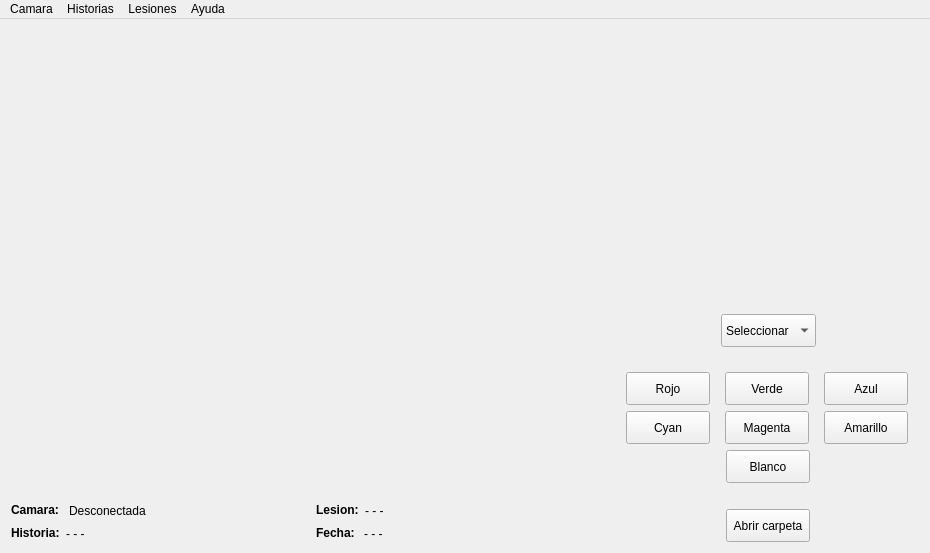
Above: mainwindow.ui from Gabrielnz/pasantia-CIMBUC before the change. Below: the same form after it.
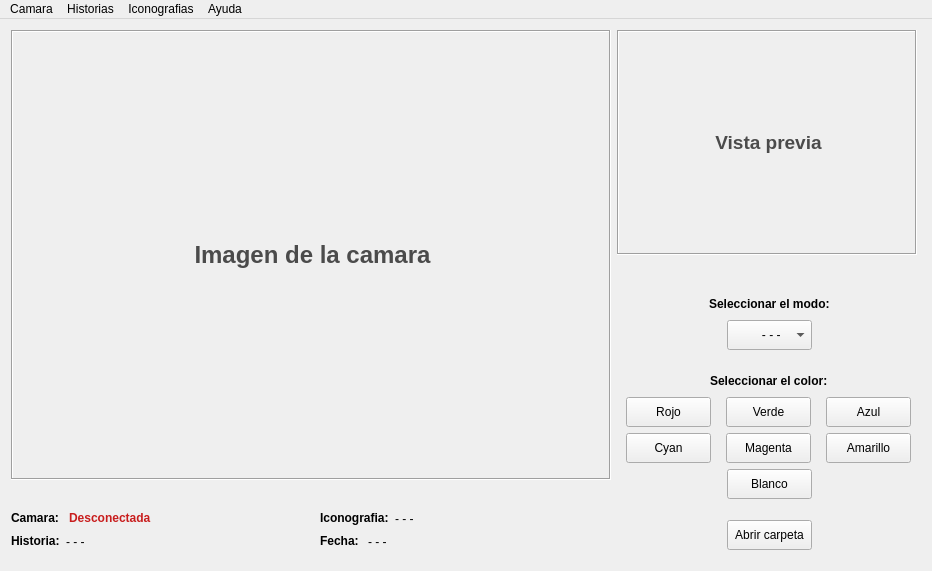
That is the form after the change.

Diff of the .ui file:
```diff
--- a/mainwindow.ui
+++ b/mainwindow.ui
@@ -6,16 +6,18 @@
    <rect>
     <x>0</x>
     <y>0</y>
-    <width>930</width>
-    <height>553</height>
+    <width>932</width>
+    <height>571</height>
    </rect>
   </property>
   <property name="windowTitle">
    <string>Dermasoft</string>
   </property>
   <widget class="QWidget" name="centralWidget">
-   <layout class="QGridLayout" name="gridLayout">
+   <layout class="QGridLayout" name="gridLayout_2">
     <item row="0" column="0">
+     <layout class="QVBoxLayout" name="verticalLayout_7">
+      <item>
      <layout class="QHBoxLayout" name="horizontalLayout_11">
       <item>
        <layout class="QVBoxLayout" name="verticalLayout_6">
@@ -36,8 +38,14 @@
           <property name="autoFillBackground">
            <bool>true</bool>
           </property>
+            <property name="frameShape">
+             <enum>QFrame::Box</enum>
+            </property>
+            <property name="frameShadow">
+             <enum>QFrame::Sunken</enum>
+            </property>
           <property name="text">
-           <string>&lt;html&gt;&lt;head/&gt;&lt;body&gt;&lt;p align=&quot;center&quot;&gt;&lt;br/&gt;&lt;/p&gt;&lt;/body&gt;&lt;/html&gt;</string>
+             <string>&lt;html&gt;&lt;head/&gt;&lt;body&gt;&lt;p align=&quot;center&quot;&gt;&lt;span style=&quot; font-size:18pt; font-weight:600; color:#4b4b4b;&quot;&gt;Imagen de la camara&lt;/span&gt;&lt;/p&gt;&lt;/body&gt;&lt;/html&gt;</string>
           </property>
          </widget>
         </item>
@@ -70,7 +78,10 @@
               <item>
                <widget class="QLabel" name="etqInfoEstado">
                 <property name="text">
-                 <string>Desconectada</string>
+                   <string>&lt;html&gt;&lt;head/&gt;&lt;body&gt;&lt;p&gt;&lt;span style=&quot; font-weight:600; color:#c81d1d;&quot;&gt;Desconectada&lt;/span&gt;&lt;/p&gt;&lt;/body&gt;&lt;/html&gt;</string>
+                  </property>
+                  <property name="textFormat">
+                   <enum>Qt::AutoText</enum>
                 </property>
                </widget>
               </item>
@@ -142,7 +153,7 @@
               <item>
                <widget class="QLabel" name="etqLesion">
                 <property name="text">
-                 <string>&lt;html&gt;&lt;head/&gt;&lt;body&gt;&lt;p&gt;&lt;span style=&quot; font-weight:600;&quot;&gt;Lesion:&lt;/span&gt;&lt;/p&gt;&lt;/body&gt;&lt;/html&gt;</string>
+                   <string>&lt;html&gt;&lt;head/&gt;&lt;body&gt;&lt;p&gt;&lt;span style=&quot; font-weight:600;&quot;&gt;Iconografia:&lt;/span&gt;&lt;/p&gt;&lt;/body&gt;&lt;/html&gt;</string>
                 </property>
                </widget>
               </item>
@@ -234,8 +245,17 @@
             <height>225</height>
            </size>
           </property>
+            <property name="frameShape">
+             <enum>QFrame::Box</enum>
+            </property>
+            <property name="frameShadow">
+             <enum>QFrame::Sunken</enum>
+            </property>
+            <property name="lineWidth">
+             <number>1</number>
+            </property>
           <property name="text">
-           <string>&lt;html&gt;&lt;head/&gt;&lt;body&gt;&lt;p align=&quot;center&quot;&gt;&lt;br/&gt;&lt;/p&gt;&lt;/body&gt;&lt;/html&gt;</string>
+             <string>&lt;html&gt;&lt;head/&gt;&lt;body&gt;&lt;p align=&quot;center&quot;&gt;&lt;span style=&quot; font-size:14pt; font-weight:600; color:#4b4b4b;&quot;&gt;Vista previa&lt;/span&gt;&lt;/p&gt;&lt;/body&gt;&lt;/html&gt;</string>
           </property>
          </widget>
         </item>
@@ -247,39 +267,82 @@
           <property name="sizeHint" stdset="0">
            <size>
             <width>297</width>
-            <height>13</height>
+              <height>15</height>
            </size>
           </property>
          </spacer>
         </item>
+          <item>
+           <layout class="QHBoxLayout" name="horizontalLayout_4">
+            <item>
+             <spacer name="horizontalSpacer_5">
+              <property name="orientation">
+               <enum>Qt::Horizontal</enum>
+              </property>
+              <property name="sizeHint" stdset="0">
+               <size>
+                <width>40</width>
+                <height>20</height>
+               </size>
+              </property>
+             </spacer>
+            </item>
+            <item>
+             <widget class="QLabel" name="etqModo">
+              <property name="text">
+               <string>&lt;html&gt;&lt;head/&gt;&lt;body&gt;&lt;p&gt;&lt;span style=&quot; font-weight:600;&quot;&gt;Seleccionar el modo:&lt;/span&gt;&lt;/p&gt;&lt;/body&gt;&lt;/html&gt;</string>
+              </property>
+             </widget>
+            </item>
+            <item>
+             <spacer name="horizontalSpacer_4">
+              <property name="orientation">
+               <enum>Qt::Horizontal</enum>
+              </property>
+              <property name="sizeHint" stdset="0">
+               <size>
+                <width>40</width>
+                <height>20</height>
+               </size>
+              </property>
+             </spacer>
+            </item>
+           </layout>
+          </item>
         <item>
          <layout class="QHBoxLayout" name="horizontalLayout">
           <item>
-           <spacer name="horizontalSpacer_14">
+             <spacer name="horizontalSpacer_3">
             <property name="orientation">
              <enum>Qt::Horizontal</enum>
             </property>
             <property name="sizeHint" stdset="0">
              <size>
-              <width>22</width>
-              <height>44</height>
+                <width>18</width>
+                <height>20</height>
              </size>
             </property>
            </spacer>
           </item>
           <item>
-           <layout class="QVBoxLayout" name="verticalLayout_2">
+             <layout class="QVBoxLayout" name="verticalLayout">
             <item>
              <widget class="QComboBox" name="cBoxModo">
               <property name="minimumSize">
                <size>
-                <width>84</width>
-                <height>33</height>
+                  <width>85</width>
+                  <height>30</height>
+                 </size>
+                </property>
+                <property name="maximumSize">
+                 <size>
+                  <width>85</width>
+                  <height>30</height>
                </size>
               </property>
               <item>
                <property name="text">
-                <string>Seleccionar</string>
+                  <string>         - - -</string>
                </property>
               </item>
               <item>
@@ -302,7 +365,7 @@
               <property name="sizeHint" stdset="0">
                <size>
                 <width>20</width>
-                <height>17</height>
+                  <height>15</height>
                </size>
               </property>
              </spacer>
@@ -327,20 +390,57 @@
         <item>
          <layout class="QHBoxLayout" name="horizontalLayout_5">
           <item>
+             <spacer name="horizontalSpacer_14">
+              <property name="orientation">
+               <enum>Qt::Horizontal</enum>
+              </property>
+              <property name="sizeHint" stdset="0">
+               <size>
+                <width>40</width>
+                <height>20</height>
+               </size>
+              </property>
+             </spacer>
+            </item>
+            <item>
+             <widget class="QLabel" name="etqColores">
+              <property name="text">
+               <string>&lt;html&gt;&lt;head/&gt;&lt;body&gt;&lt;p&gt;&lt;span style=&quot; font-weight:600;&quot;&gt;Seleccionar el color:&lt;/span&gt;&lt;/p&gt;&lt;/body&gt;&lt;/html&gt;</string>
+              </property>
+             </widget>
+            </item>
+            <item>
+             <spacer name="horizontalSpacer_16">
+              <property name="orientation">
+               <enum>Qt::Horizontal</enum>
+              </property>
+              <property name="sizeHint" stdset="0">
+               <size>
+                <width>40</width>
+                <height>20</height>
+               </size>
+              </property>
+             </spacer>
+            </item>
+           </layout>
+          </item>
+          <item>
+           <layout class="QGridLayout" name="gridLayout">
+            <item row="0" column="0">
            <widget class="QPushButton" name="btnRojo">
             <property name="enabled">
              <bool>true</bool>
             </property>
             <property name="minimumSize">
              <size>
-              <width>84</width>
-              <height>33</height>
+                <width>85</width>
+                <height>30</height>
              </size>
             </property>
             <property name="maximumSize">
              <size>
-              <width>84</width>
-              <height>33</height>
+                <width>85</width>
+                <height>30</height>
              </size>
             </property>
             <property name="text">
@@ -348,21 +448,21 @@
             </property>
            </widget>
           </item>
-          <item>
+            <item row="0" column="1">
            <widget class="QPushButton" name="btnVerde">
             <property name="enabled">
              <bool>true</bool>
             </property>
             <property name="minimumSize">
              <size>
-              <width>84</width>
-              <height>33</height>
+                <width>85</width>
+                <height>30</height>
              </size>
             </property>
             <property name="maximumSize">
              <size>
-              <width>84</width>
-              <height>33</height>
+                <width>85</width>
+                <height>30</height>
              </size>
             </property>
             <property name="text">
@@ -370,21 +470,21 @@
             </property>
            </widget>
           </item>
-          <item>
+            <item row="0" column="2">
            <widget class="QPushButton" name="btnAzul">
             <property name="enabled">
              <bool>true</bool>
             </property>
             <property name="minimumSize">
              <size>
-              <width>84</width>
-              <height>33</height>
+                <width>85</width>
+                <height>30</height>
              </size>
             </property>
             <property name="maximumSize">
              <size>
-              <width>84</width>
-              <height>33</height>
+                <width>85</width>
+                <height>30</height>
              </size>
             </property>
             <property name="text">
@@ -392,25 +492,21 @@
             </property>
            </widget>
           </item>
-         </layout>
-        </item>
-        <item>
-         <layout class="QHBoxLayout" name="horizontalLayout_4">
-          <item>
+            <item row="1" column="0">
            <widget class="QPushButton" name="btnCyan">
             <property name="enabled">
              <bool>true</bool>
             </property>
             <property name="minimumSize">
              <size>
-              <width>84</width>
-              <height>33</height>
+                <width>85</width>
+                <height>30</height>
              </size>
             </property>
             <property name="maximumSize">
              <size>
-              <width>84</width>
-              <height>33</height>
+                <width>85</width>
+                <height>30</height>
              </size>
             </property>
             <property name="text">
@@ -418,21 +514,21 @@
             </property>
            </widget>
           </item>
-          <item>
+            <item row="1" column="1">
            <widget class="QPushButton" name="btnMagenta">
             <property name="enabled">
              <bool>true</bool>
             </property>
             <property name="minimumSize">
              <size>
-              <width>84</width>
-              <height>33</height>
+                <width>85</width>
+                <height>30</height>
              </size>
             </property>
             <property name="maximumSize">
              <size>
-              <width>84</width>
-              <height>33</height>
+                <width>85</width>
+                <height>30</height>
              </size>
             </property>
             <property name="text">
@@ -440,21 +536,21 @@
             </property>
            </widget>
           </item>
-          <item>
+            <item row="1" column="2">
            <widget class="QPushButton" name="btnAmarillo">
             <property name="enabled">
              <bool>true</bool>
             </property>
             <property name="minimumSize">
              <size>
-              <width>84</width>
-              <height>33</height>
+                <width>85</width>
+                <height>30</height>
              </size>
             </property>
             <property name="maximumSize">
              <size>
-              <width>84</width>
-              <height>33</height>
+                <width>85</width>
+                <height>30</height>
              </size>
             </property>
             <property name="text">
@@ -465,7 +561,7 @@
          </layout>
         </item>
         <item>
-         <layout class="QHBoxLayout" name="horizontalLayout_3">
+           <layout class="QHBoxLayout" name="horizontalLayout_2">
           <item>
            <spacer name="horizontalSpacer_13">
             <property name="orientation">
@@ -480,7 +576,7 @@
            </spacer>
           </item>
           <item>
-           <layout class="QVBoxLayout" name="verticalLayout">
+             <layout class="QVBoxLayout" name="verticalLayout_2">
             <item>
              <widget class="QPushButton" name="btnBlanco">
               <property name="enabled">
@@ -488,14 +584,14 @@
               </property>
               <property name="minimumSize">
                <size>
-                <width>84</width>
-                <height>33</height>
+                  <width>85</width>
+                  <height>30</height>
                </size>
               </property>
               <property name="maximumSize">
                <size>
-                <width>84</width>
-                <height>33</height>
+                  <width>85</width>
+                  <height>30</height>
                </size>
               </property>
               <property name="text">
@@ -511,7 +607,7 @@
               <property name="sizeHint" stdset="0">
                <size>
                 <width>20</width>
-                <height>17</height>
+                  <height>15</height>
                </size>
               </property>
              </spacer>
@@ -534,7 +630,7 @@
          </layout>
         </item>
         <item>
-         <layout class="QHBoxLayout" name="horizontalLayout_2">
+           <layout class="QHBoxLayout" name="horizontalLayout_3">
           <item>
            <spacer name="horizontalSpacer">
             <property name="orientation">
@@ -555,14 +651,14 @@
             </property>
             <property name="minimumSize">
              <size>
-              <width>84</width>
-              <height>33</height>
+                <width>85</width>
+                <height>30</height>
              </size>
             </property>
             <property name="maximumSize">
              <size>
-              <width>84</width>
-              <height>33</height>
+                <width>85</width>
+                <height>30</height>
              </size>
             </property>
             <property name="text">
@@ -589,6 +685,24 @@
       </item>
      </layout>
     </item>
+      <item>
+       <spacer name="verticalSpacer">
+        <property name="orientation">
+         <enum>Qt::Vertical</enum>
+        </property>
+        <property name="sizeType">
+         <enum>QSizePolicy::Fixed</enum>
+        </property>
+        <property name="sizeHint" stdset="0">
+         <size>
+          <width>20</width>
+          <height>10</height>
+         </size>
+        </property>
+       </spacer>
+      </item>
+     </layout>
+    </item>
    </layout>
   </widget>
   <widget class="QMenuBar" name="menuBar">
@@ -596,7 +710,7 @@
     <rect>
      <x>0</x>
      <y>0</y>
-     <width>930</width>
+     <width>932</width>
      <height>21</height>
     </rect>
    </property>
@@ -632,9 +746,9 @@
     <addaction name="separator"/>
     <addaction name="actionEliminar_historia"/>
    </widget>
-   <widget class="QMenu" name="menuLesiones">
+   <widget class="QMenu" name="menuIconografia">
     <property name="title">
-     <string>Lesiones</string>
+     <string>Iconografias</string>
     </property>
     <addaction name="actionNueva_lesion"/>
     <addaction name="actionAbrir_lesion"/>
@@ -644,7 +758,7 @@
    </widget>
    <addaction name="menuArchivo"/>
    <addaction name="menuHistoria"/>
-   <addaction name="menuLesiones"/>
+   <addaction name="menuIconografia"/>
    <addaction name="menuAyuda"/>
   </widget>
   <action name="actionSalir">
```
Left out of the diff: 42 changed lines with no effect on the pictures. Lines whose indentation alone changed are shown as unchanged.
